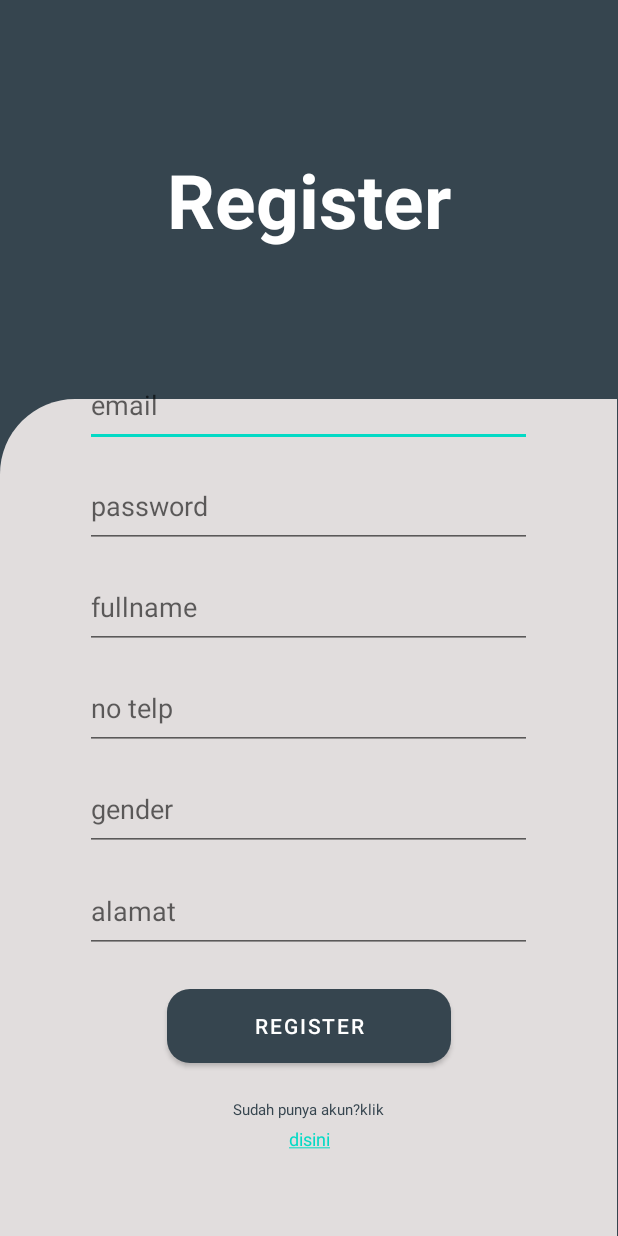
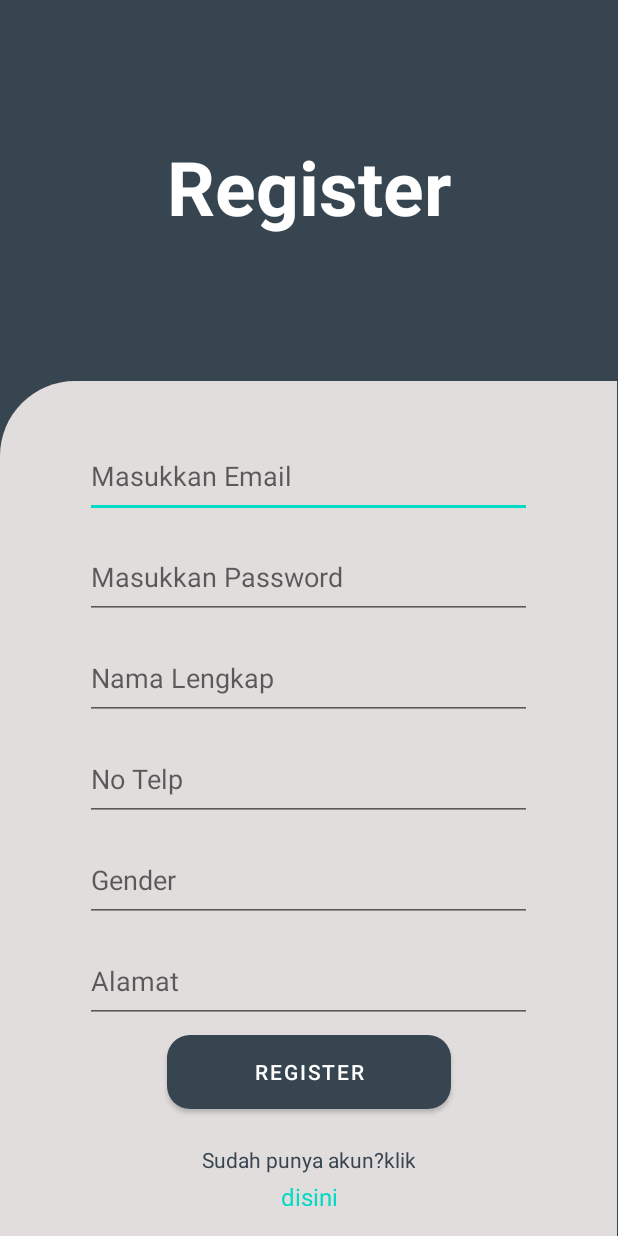
Before and after one commit to fikri-zamzam/Poloskuy, an Android app: the RegisterActivity screen opened directly, with no data from a screen before it, on a phone screen of 412 x 824 dp. Run offline under Robolectric (Android 15) with nearby library versions, the light colour scheme and no system bars; our stand-ins replace Volley; network calls fail.

Commit message:
update tampilan login register & type input

```diff
--- a/apkpoloskuy/app/src/main/res/layout/activity_register.xml
+++ b/apkpoloskuy/app/src/main/res/layout/activity_register.xml
@@ -10,7 +10,7 @@
     <View
         android:id="@+id/view2"
         android:layout_width="411dp"
-        android:layout_height="558dp"
+        android:layout_height="570dp"
         android:layout_marginTop="150dp"
         android:background="@drawable/bg_login_bawah"
         app:layout_constraintBottom_toBottomOf="parent"
@@ -33,6 +33,7 @@
         app:layout_constraintEnd_toEndOf="parent"
         app:layout_constraintStart_toStartOf="parent"
         app:layout_constraintTop_toTopOf="parent"
+        app:layout_constraintVertical_bias="0.484"
         tools:ignore="MissingConstraints" />
 
     <EditText
@@ -45,13 +46,14 @@
         android:layout_alignParentEnd="true"
         android:layout_alignParentRight="true"
         android:layout_centerHorizontal="true"
-        android:layout_marginTop="76dp"
-        android:hint="email"
+        android:layout_marginTop="36dp"
+        android:inputType="textEmailAddress"
+        android:hint="Masukkan Email"
         android:textColor="@color/charcoal"
         app:layout_constraintEnd_toEndOf="parent"
         app:layout_constraintHorizontal_bias="0.495"
         app:layout_constraintStart_toStartOf="parent"
-        app:layout_constraintTop_toBottomOf="@+id/tvReg"
+        app:layout_constraintTop_toTopOf="@+id/view2"
         tools:ignore="MissingConstraints" />
 
     <EditText
@@ -61,7 +63,8 @@
         android:layout_below="@+id/edtReg_email"
         android:layout_centerHorizontal="true"
         android:layout_marginTop="12dp"
-        android:hint="password"
+        android:hint="Masukkan Password"
+        android:inputType="textVisiblePassword"
         android:textColor="@color/charcoal"
         app:layout_constraintEnd_toEndOf="parent"
         app:layout_constraintHorizontal_bias="0.495"
@@ -76,7 +79,8 @@
         android:layout_below="@+id/edtReg_password"
         android:layout_centerInParent="true"
         android:layout_marginTop="12dp"
-        android:hint="fullname"
+        android:hint="Nama Lengkap"
+        android:inputType="textPersonName"
         android:textColor="@color/charcoal"
         app:layout_constraintEnd_toEndOf="parent"
         app:layout_constraintHorizontal_bias="0.495"
@@ -91,7 +95,8 @@
         android:layout_below="@+id/edtReg_fullname"
         android:layout_centerHorizontal="true"
         android:layout_marginTop="12dp"
-        android:hint="no telp"
+        android:hint="No Telp"
+        android:inputType="phone"
         android:textColor="@color/charcoal"
         app:layout_constraintEnd_toEndOf="parent"
         app:layout_constraintHorizontal_bias="0.495"
@@ -106,7 +111,7 @@
         android:layout_below="@+id/edtReg_noTelp"
         android:layout_centerHorizontal="true"
         android:layout_marginTop="12dp"
-        android:hint="gender"
+        android:hint="Gender"
         android:textColor="@color/charcoal"
         app:layout_constraintEnd_toEndOf="parent"
         app:layout_constraintHorizontal_bias="0.495"
@@ -120,13 +125,13 @@
         android:layout_height="55dp"
         android:layout_below="@+id/edtReg_noTelp"
         android:layout_centerHorizontal="true"
-        android:layout_marginTop="80dp"
-        android:hint="alamat"
+        android:layout_marginTop="12dp"
+        android:hint="Alamat"
         android:textColor="@color/charcoal"
         app:layout_constraintEnd_toEndOf="parent"
         app:layout_constraintHorizontal_bias="0.495"
         app:layout_constraintStart_toStartOf="parent"
-        app:layout_constraintTop_toBottomOf="@+id/edtReg_noTelp"
+        app:layout_constraintTop_toBottomOf="@+id/edtReg_gender"
         tools:ignore="MissingConstraints" />
 
     <Button
@@ -139,7 +144,7 @@
         android:layout_alignParentEnd="true"
         android:layout_alignParentRight="true"
         android:layout_centerHorizontal="true"
-        android:layout_marginTop="24dp"
+        android:layout_marginTop="8dp"
         android:background="@drawable/button"
         android:gravity="center"
         android:text="Register"
@@ -161,7 +166,7 @@
         android:gravity="center"
         android:text="Sudah punya akun?klik"
         android:textColor="@color/charcoal"
-        android:textSize="10dp"
+        android:textSize="14dp"
         app:layout_constraintEnd_toEndOf="parent"
         app:layout_constraintHorizontal_bias="0.498"
         app:layout_constraintStart_toStartOf="parent"
@@ -178,7 +183,7 @@
         android:layout_marginTop="4dp"
         android:layout_toRightOf="@+id/ktTolog"
         android:text="@string/mvTolog"
-        android:textSize="12dp"
+        android:textSize="16dp"
         app:layout_constraintEnd_toEndOf="parent"
         app:layout_constraintStart_toStartOf="parent"
         app:layout_constraintTop_toBottomOf="@+id/ktTolog"
--- a/apkpoloskuy/build.gradle
+++ b/apkpoloskuy/build.gradle
@@ -5,7 +5,7 @@ buildscript {
         mavenCentral()
     }
     dependencies {
-        classpath "com.android.tools.build:gradle:7.0.3"
+        classpath 'com.android.tools.build:gradle:7.0.4'
 
         // NOTE: Do not place your application dependencies here; they belong
         // in the individual module build.gradle files
```
Also changed, not shown: apkpoloskuy/app/src/main/res/layout/activity_main.xml (+13 -12 lines).
